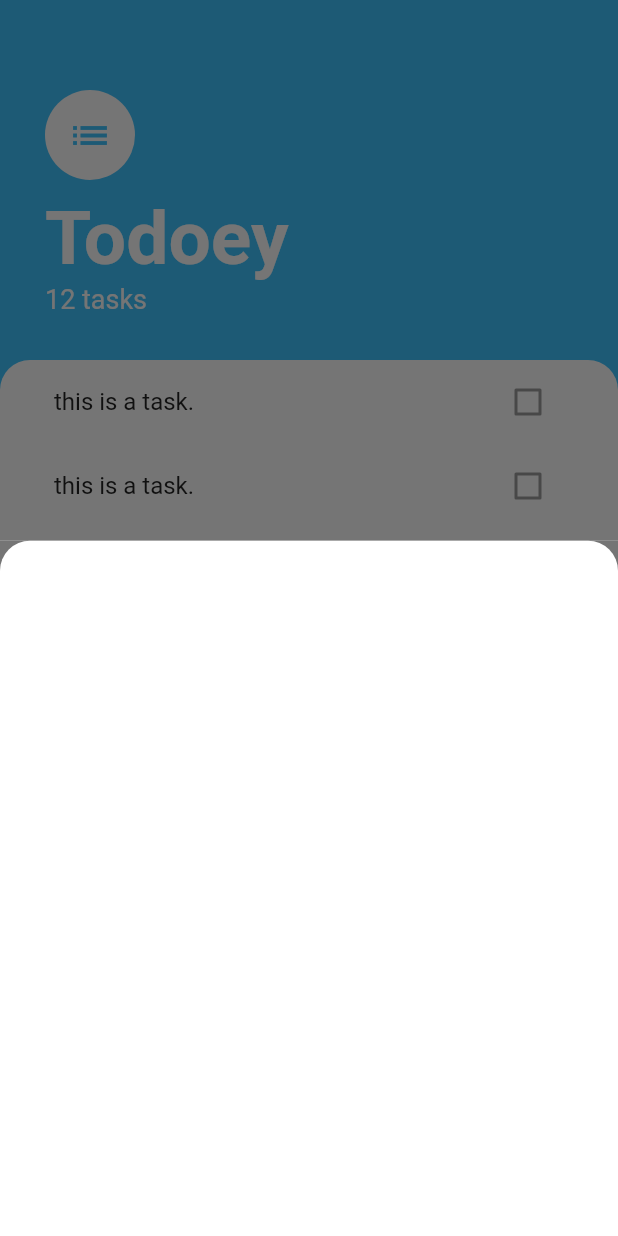
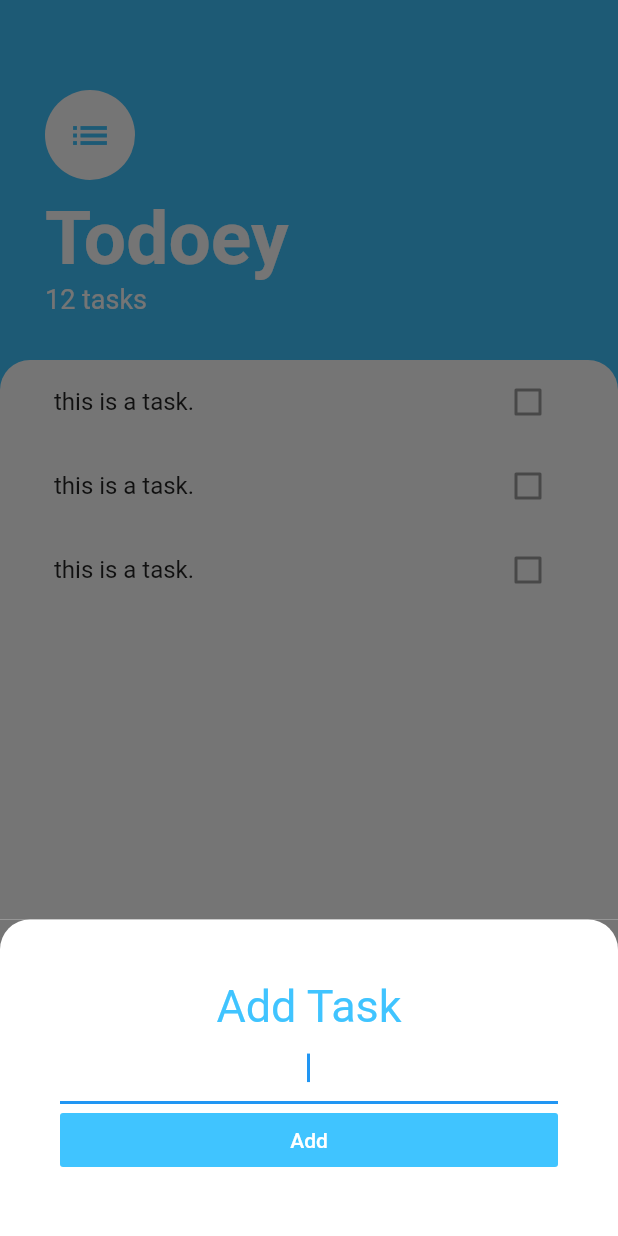
Before and after one commit to NatalmanNahm/todoey_flutter, a Flutter app: the screen it shows after launch, after a tap on the "add" icon, on a phone screen of 412 x 824 dp. Run offline on Flutter 3.47's test engine with Material 2 defaults, Android fonts, the phone set to English and light mode, and no system bars.

Commit message:
Added text, editText, and button to the botton sheet so that we can use that to add tasks.

```diff
--- a/lib/screens/add_task_screen.dart
+++ b/lib/screens/add_task_screen.dart
@@ -6,6 +6,7 @@ class AddTaskScreen extends StatelessWidget {
     return Container(
       color:Color(0xff757575),
       child: Container(
+        padding: EdgeInsets.all(40.0),
         decoration: BoxDecoration(
           color: Colors.white,
           borderRadius: BorderRadius.only(
@@ -13,6 +14,33 @@ class AddTaskScreen extends StatelessWidget {
             topLeft: Radius.circular(20.0)
           )
         ),
+        child: Column(
+          crossAxisAlignment: CrossAxisAlignment.stretch,
+          children: <Widget>[
+            Text(
+              'Add Task',
+              textAlign: TextAlign.center,
+              style: TextStyle(
+                fontSize: 30.0,
+                color: Colors.lightBlueAccent
+              ),
+            ),
+            TextField(
+              autofocus: true,
+              textAlign: TextAlign.center,
+            ),
+            FlatButton(
+              child: Text(
+                'Add',
+                style: TextStyle(color: Colors.white),
+              ),
+              color: Colors.lightBlueAccent,
+              onPressed: (){
+
+              },
+            )
+          ],
+        ),
       ),
     );
   }
--- a/lib/screens/task.dart
+++ b/lib/screens/task.dart
@@ -10,8 +10,18 @@ class TasksScreen extends StatelessWidget {
       backgroundColor: Colors.lightBlueAccent,
       floatingActionButton: FloatingActionButton(
         onPressed: (){
-          showModalBottomSheet(context: context, builder:
-              (context) => AddTaskScreen());
+          showModalBottomSheet(
+              context: context,
+              isScrollControlled: true,
+              builder: (context) => SingleChildScrollView(
+                child: Container(
+                  padding: EdgeInsets.only(
+                    bottom: MediaQuery.of(context).viewInsets.bottom
+                  ),
+                    child: AddTaskScreen()
+                ),
+              ),
+          );
         },
         backgroundColor: Colors.lightBlueAccent,
         child: Icon(Icons.add),
```
